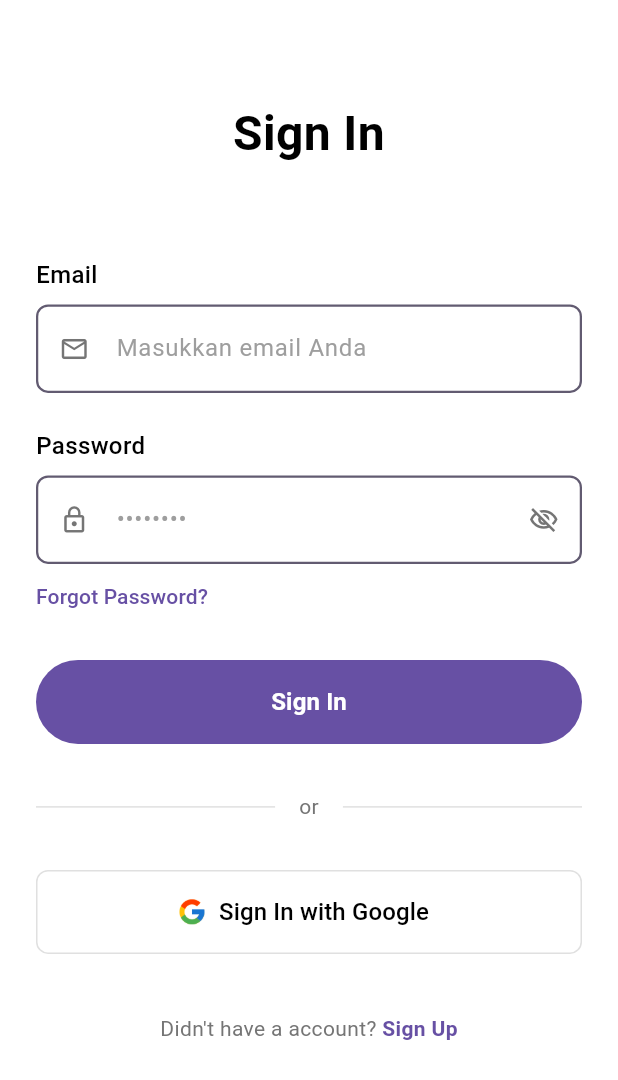
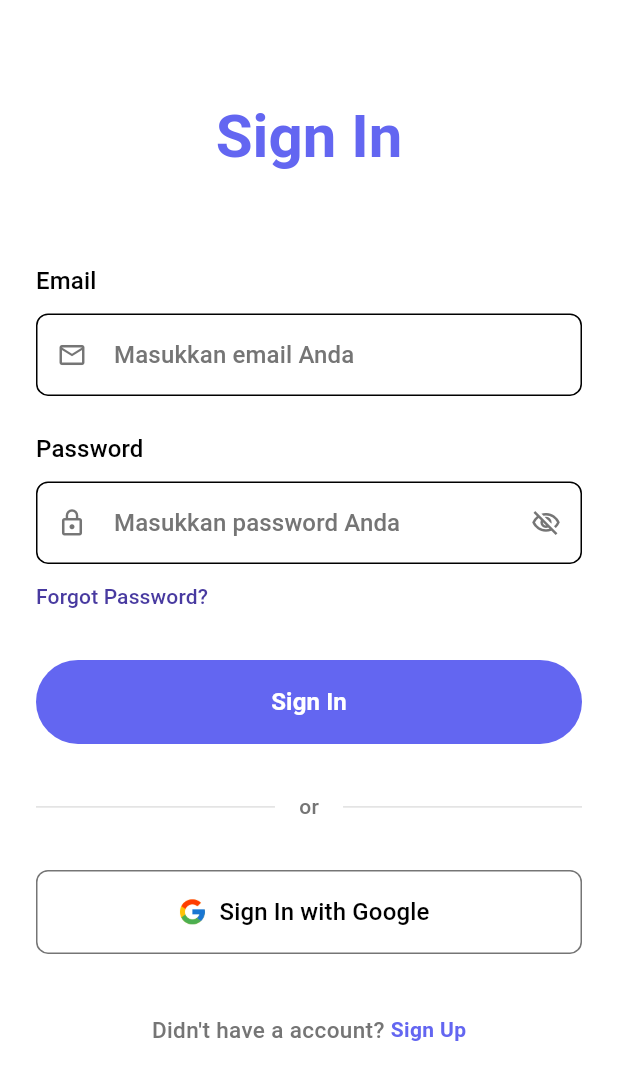
Before and after one commit to MedG12/gerobakgo_flutter, a Flutter app: the screen it shows after launch, on a phone screen of 412 x 824 dp. Shown: the top 1080 px of the screen. Run offline on Flutter 3.47's test engine with Material 3 defaults, Android fonts, the phone set to English and light mode, and no system bars; our stand-ins replace dio, flutter_secure_storage, lottie, shared_preferences; accounts and stored records are empty.

Commit message:
restructred folders + create register user

```diff
--- a/lib/repositories/auth_repository.dart
+++ b/lib/data/repositories/auth_repository.dart
@@ -25,14 +25,14 @@ class AuthRepository {
     await _apiService.logout(token);
   }
 
-  // Future<void> register(
-  //   String name,
-  //   String email,
-  //   String password,
-  //   String role,
-  // ) async {
-  //   return await _apiService.register(name, email, password, role);
-  // }
+  Future<User> register(
+    String email,
+    String password,
+    String name,
+    String role,
+  ) async {
+    return await _apiService.register(name, email, password, role);
+  }
 
   Future<String?> getToken() async {
     final token = await _storage.read(key: 'auth_token');
--- a/lib/views/login_page.dart
+++ b/lib/ui/auth/widgets/login_page.dart
@@ -1,8 +1,10 @@
 // views/login_page.dart
 import 'package:flutter/material.dart';
-import 'package:gerobakgo_with_api/views/profile_page.dart';
+import 'package:gerobakgo_with_api/ui/core/themes/app_theme.dart';
+import 'package:gerobakgo_with_api/ui/core/ui/textFormField.dart';
+import 'package:gerobakgo_with_api/ui/profile/widgets/profile_page.dart';
 import 'package:provider/provider.dart';
-import '../view_models/auth_viewmodel.dart';
+import '../../core/view_models/auth_viewmodel.dart';
 
 class LoginPage extends StatefulWidget {
   @override
@@ -35,10 +37,10 @@ class _LoginPageState extends State<LoginPage> {
                 // Title
                 Text(
                   'Sign In',
-                  style: TextStyle(
-                    fontSize: 32,
+                  style: Theme.of(context).textTheme.headlineLarge?.copyWith(
+                    fontSize: 40,
                     fontWeight: FontWeight.bold,
-                    color: Colors.black,
+                    color: Theme.of(context).colorScheme.primary,
                   ),
                   textAlign: TextAlign.center,
                 ),
@@ -46,43 +48,11 @@ class _LoginPageState extends State<LoginPage> {
                 const SizedBox(height: 60),
 
                 // Email Field
-                Column(
-                  crossAxisAlignment: CrossAxisAlignment.start,
-                  children: [
-                    Text(
-                      'Email',
-                      style: TextStyle(
-                        fontSize: 16,
-                        fontWeight: FontWeight.w500,
-                        color: Colors.black,
-                      ),
-                    ),
-                    const SizedBox(height: 8),
-                    Container(
-                      decoration: BoxDecoration(
-                        border: Border.all(
-                          color: Theme.of(context).colorScheme.secondary,
-                          width: 1.5,
-                        ), // Purple border
-                        borderRadius: BorderRadius.circular(8),
-                      ),
-                      child: TextFormField(
+                TextFormFieldCustom(
                   controller: _emailController,
-                        keyboardType: TextInputType.emailAddress,
-                        decoration: InputDecoration(
+                  labelText: 'Email',
                   hintText: 'Masukkan email Anda',
-                          hintStyle: TextStyle(color: Colors.grey[500]),
-                          prefixIcon: Icon(
-                            Icons.email_outlined,
-                            color: Colors.grey[600],
-                            size: 20,
-                          ),
-                          border: InputBorder.none,
-                          contentPadding: const EdgeInsets.symmetric(
-                            horizontal: 16,
-                            vertical: 16,
-                          ),
-                        ),
+                  valueKey: 1,
                   validator: (value) {
                     if (value == null || value.isEmpty) {
                       return 'Email tidak boleh kosong';
@@ -94,80 +64,40 @@ class _LoginPageState extends State<LoginPage> {
                     }
                     return null;
                   },
+                  prefixIcon: Icon(
+                    Icons.email_outlined,
+                    color: Colors.grey[600],
+                    size: 20,
                   ),
-                    ),
-                  ],
                 ),
 
                 const SizedBox(height: 24),
 
                 // Password Field
-                Column(
-                  crossAxisAlignment: CrossAxisAlignment.start,
-                  children: [
-                    Text(
-                      'Password',
-                      style: TextStyle(
-                        fontSize: 16,
-                        fontWeight: FontWeight.w500,
-                        color: Colors.black,
+                TextFormFieldCustom(
+                  controller: _passwordController,
+                  labelText: 'Password',
+                  hintText: 'Masukkan password Anda',
+                  valueKey: 2,
+                  obscureText: _obscurePassword,
+                  suffixIcon: IconButton(
+                    icon: Icon(
+                      _obscurePassword
+                          ? Icons.visibility_off_outlined
+                          : Icons.visibility_outlined,
+                      color: AppTheme.grey,
+                      size: 20,
                     ),
+                    onPressed: () {
+                      setState(() => _obscurePassword = !_obscurePassword);
+                    },
                   ),
-                    const SizedBox(height: 8),
-                    Container(
-                      decoration: BoxDecoration(
-                        border: Border.all(
-                          color: Theme.of(context).colorScheme.secondary,
-                          width: 1.5,
-                        ), // Purple border
-                        borderRadius: BorderRadius.circular(8),
-                      ),
-                      child: TextFormField(
-                        controller: _passwordController,
-                        obscureText: _obscurePassword,
-                        decoration: InputDecoration(
-                          hintText: '••••••••',
-                          hintStyle: TextStyle(color: Colors.grey[500]),
                   prefixIcon: Icon(
                     Icons.lock_outline,
                     color: Colors.grey[600],
                     size: 20,
                   ),
-                          suffixIcon: IconButton(
-                            icon: Icon(
-                              _obscurePassword
-                                  ? Icons.visibility_off_outlined
-                                  : Icons.visibility_outlined,
-
-                              color: Colors.grey[600],
-                              size: 20,
                 ),
-                            onPressed: () {
-                              setState(
-                                () => _obscurePassword = !_obscurePassword,
-                              );
-                            },
-                          ),
-                          border: InputBorder.none,
-                          contentPadding: const EdgeInsets.symmetric(
-                            horizontal: 16,
-                            vertical: 16,
-                          ),
-                        ),
-                        validator: (value) {
-                          if (value == null || value.isEmpty) {
-                            return 'Password tidak boleh kosong';
-                          }
-                          if (value.length < 6) {
-                            return 'Password minimal 6 karakter';
-                          }
-                          return null;
-                        },
-                      ),
-                    ),
-                  ],
-                ),
-
                 const SizedBox(height: 12),
 
                 // Forgot Password
@@ -183,7 +113,7 @@ class _LoginPageState extends State<LoginPage> {
                     child: Text(
                       'Forgot Password?',
                       style: TextStyle(
-                        color: Theme.of(context).colorScheme.primary,
+                        color: AppTheme.primaryDark,
                         fontSize: 14,
                         fontWeight: FontWeight.w500,
                       ),
@@ -193,12 +123,12 @@ class _LoginPageState extends State<LoginPage> {
 
                 const SizedBox(height: 32),
 
-                // Sign In Button - Updated color
                 ElevatedButton(
                   onPressed:
                       authViewModel.isLoading
                           ? null
                           : () async {
+                            if (_formKey.currentState!.validate()) {
                               final response = await authViewModel.login(
                                 _emailController.text,
                                 _passwordController.text,
@@ -218,6 +148,7 @@ class _LoginPageState extends State<LoginPage> {
                                     backgroundColor: Colors.red,
                                   ),
                                 );
+                              }
                             }
                           },
                   style: ElevatedButton.styleFrom(
@@ -263,7 +194,7 @@ class _LoginPageState extends State<LoginPage> {
                       padding: const EdgeInsets.symmetric(horizontal: 16),
                       child: Text(
                         'or',
-                        style: TextStyle(color: Colors.grey[600], fontSize: 14),
+                        style: TextStyle(color: AppTheme.grey, fontSize: 14),
                       ),
                     ),
                     Expanded(child: Divider(color: Colors.grey[300])),
@@ -278,7 +209,7 @@ class _LoginPageState extends State<LoginPage> {
                   style: OutlinedButton.styleFrom(
                     backgroundColor: Colors.white,
                     foregroundColor: Colors.black,
-                    side: BorderSide(color: Colors.grey[300]!),
+                    side: BorderSide(color: AppTheme.grey),
                     elevation: 0,
                     minimumSize: const Size(double.infinity, 56),
                     shape: RoundedRectangleBorder(
@@ -330,10 +261,14 @@ class _LoginPageState extends State<LoginPage> {
                   children: [
                     Text(
                       "Didn't have a account? ",
-                      style: TextStyle(color: Colors.grey[600], fontSize: 14),
+                      style: Theme.of(
+                        context,
+                      ).textTheme.bodyMedium?.copyWith(color: AppTheme.grey),
                     ),
                     GestureDetector(
-                      onTap: () {},
+                      onTap: () {
+                        Navigator.pushNamed(context, '/register');
+                      },
                       child: Text(
                         'Sign Up',
                         style: TextStyle(
--- a/lib/themes/app_theme.dart
+++ b/lib/ui/core/themes/app_theme.dart
@@ -9,22 +9,33 @@ class AppTheme {
   // Warna Netral
   static const Color white = Color(0xFFFFFFFF);
   static const Color black = Color(0xFF000000);
-  static const Color grey = Color(0xFF9E9E9E);
+  static Color grey = Colors.grey[600]!;
 
   // Warna Feedback
   static const Color success = Color(0xFF4CAF50);
   static const Color error = Color(0xFFF44336);
 
   // Text Theme
-  static TextTheme textTheme = const TextTheme(
+  static TextTheme textTheme = TextTheme(
     headlineLarge: TextStyle(fontSize: 24, fontWeight: FontWeight.bold),
-    bodyMedium: TextStyle(fontSize: 16),
+
+    bodySmall: TextStyle(fontSize: 12, fontWeight: FontWeight.w400),
+    bodyMedium: TextStyle(fontSize: 15, fontWeight: FontWeight.w500),
+    bodyLarge: TextStyle(fontSize: 18, fontWeight: FontWeight.w600),
+
+    titleSmall: TextStyle(fontSize: 16, fontWeight: FontWeight.w500),
+    titleMedium: TextStyle(fontSize: 20, fontWeight: FontWeight.w600),
+    titleLarge: TextStyle(fontSize: 22, fontWeight: FontWeight.bold),
+
+    labelSmall: TextStyle(fontSize: 12),
+    labelMedium: TextStyle(fontSize: 14),
+    labelLarge: TextStyle(fontSize: 16),
   );
 
   // ThemeData Utama
   static ThemeData lightTheme = ThemeData(
     primaryColor: primary,
-    colorScheme: const ColorScheme.light(
+    colorScheme: ColorScheme.light(
       primary: primary,
       secondary: primaryLight,
       surface: white,
--- /dev/null
+++ b/lib/ui/core/ui/textFormField.dart
@@ -0,0 +1,71 @@
+import 'package:flutter/material.dart';
+import 'package:gerobakgo_with_api/ui/core/themes/app_theme.dart';
+
+class TextFormFieldCustom extends StatelessWidget {
+  final TextEditingController? controller;
+  final String labelText;
+  final String hintText;
+  final int? valueKey;
+  final FormFieldValidator<String>? validator;
+  final Icon? prefixIcon;
+  final bool? obscureText;
+  final Widget? suffixIcon;
+
+  const TextFormFieldCustom({
+    super.key,
+    required this.controller,
+    required this.labelText,
+    required this.hintText,
+    this.valueKey,
+    this.validator,
+    this.prefixIcon,
+    this.obscureText,
+    this.suffixIcon,
+  });
+
+  String? _defaultValidator(String? value) {
+    if (value == null || value.isEmpty) {
+      return '$labelText tidak boleh kosong';
+    }
+    return null;
+  }
+
+  @override
+  Widget build(BuildContext context) {
+    return Column(
+      crossAxisAlignment: CrossAxisAlignment.start,
+      children: [
+        Text(labelText, style: Theme.of(context).textTheme.labelLarge),
+        const SizedBox(height: 10),
+        TextFormField(
+          obscureText: obscureText ?? false,
+          key: valueKey != null ? ValueKey(valueKey) : null,
+          controller: controller,
+          style: Theme.of(context).textTheme.bodyMedium,
+          decoration: InputDecoration(
+            hintText: hintText,
+            hintStyle: Theme.of(
+              context,
+            ).textTheme.labelLarge?.copyWith(color: AppTheme.grey),
+            prefixIcon: prefixIcon,
+            suffixIcon: suffixIcon,
+            border: const OutlineInputBorder(
+              borderRadius: BorderRadius.all(Radius.circular(8)),
+            ),
+            focusColor: Theme.of(context).colorScheme.primary,
+          ),
+          validator: (value) {
+            final error = _defaultValidator(value);
+            if (error != null) return error;
+
+            if (validator != null) {
+              return validator!(value);
+            }
+
+            return null;
+          },
+        ),
+      ],
+    );
+  }
+}
--- a/lib/views/profile_page.dart
+++ b/lib/ui/profile/widgets/profile_page.dart
@@ -1,9 +1,9 @@
 // views/profile_page.dart
 import 'package:flutter/material.dart';
-import 'package:gerobakgo_with_api/views/login_page.dart';
+import 'package:gerobakgo_with_api/ui/auth/widgets/login_page.dart';
 import 'package:provider/provider.dart';
-import '../view_models/auth_viewmodel.dart';
-import '../models/user_model.dart';
+import '../../core/view_models/auth_viewmodel.dart';
+import '../../../data/models/user_model.dart';
 
 class ProfilePage extends StatelessWidget {
   const ProfilePage({super.key});
```
Also changed, not shown: lib/data/services/APIService.dart (renamed from lib/services/APIService.dart, +41 -1 lines), lib/main.dart (+10 -6 lines), lib/ui/auth/widgets/register_page.dart (added, +359 -0 lines), lib/ui/core/app_wrappers/auth_wrapper.dart (renamed from lib/views/auth_wrapper.dart, +21 -8 lines), lib/ui/core/view_models/auth_viewmodel.dart (renamed from lib/view_models/auth_viewmodel.dart, +25 -4 lines), lib/data/models/user_model.dart (renamed from lib/models/user_model.dart), lib/ui/auth/auth_viewmodel.dart (added), lib/ui/auth/view_model/register_viemodel.dart (added). Lines whose indentation alone changed are shown as unchanged.
